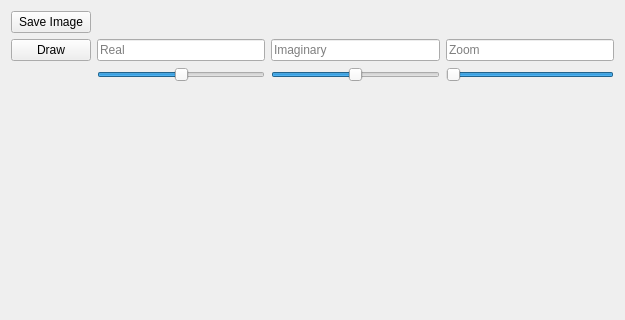
The window that mainwindow.ui (Raabeschule/fractal) describes before a commit, drawn with Qt 5; both pictures show x 0 to 625 and y 0 to 320 of the 625 by 497 pixel window.
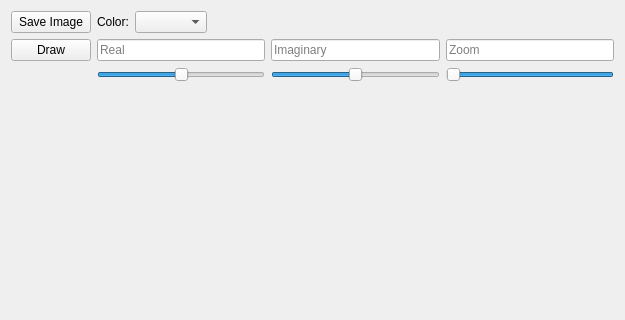
The same window after the commit. Icons and pictures are not drawn.

Commit message: Added Color Chooser

```diff
--- a/mainwindow.ui
+++ b/mainwindow.ui
@@ -143,6 +143,43 @@
         </property>
        </widget>
       </item>
+      <item row="0" column="1">
+       <layout class="QHBoxLayout" name="horizontalLayout_2">
+        <item>
+         <widget class="QLabel" name="label_2">
+          <property name="sizePolicy">
+           <sizepolicy hsizetype="Fixed" vsizetype="Preferred">
+            <horstretch>0</horstretch>
+            <verstretch>0</verstretch>
+           </sizepolicy>
+          </property>
+          <property name="text">
+           <string>Color:</string>
+          </property>
+         </widget>
+        </item>
+        <item>
+         <widget class="QComboBox" name="comboBox">
+          <property name="currentText">
+           <string/>
+          </property>
+         </widget>
+        </item>
+        <item>
+         <spacer name="horizontalSpacer">
+          <property name="orientation">
+           <enum>Qt::Horizontal</enum>
+          </property>
+          <property name="sizeHint" stdset="0">
+           <size>
+            <width>40</width>
+            <height>20</height>
+           </size>
+          </property>
+         </spacer>
+        </item>
+       </layout>
+      </item>
      </layout>
     </item>
     <item row="2" column="0">
```
The commit also changes 3 other files.
